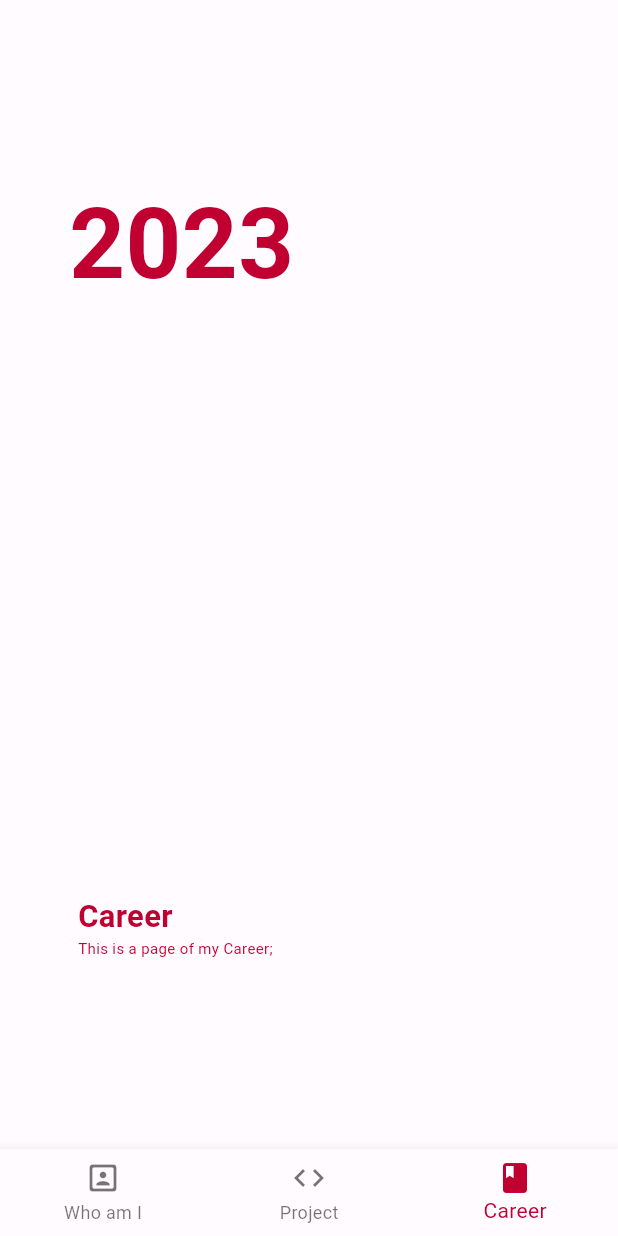
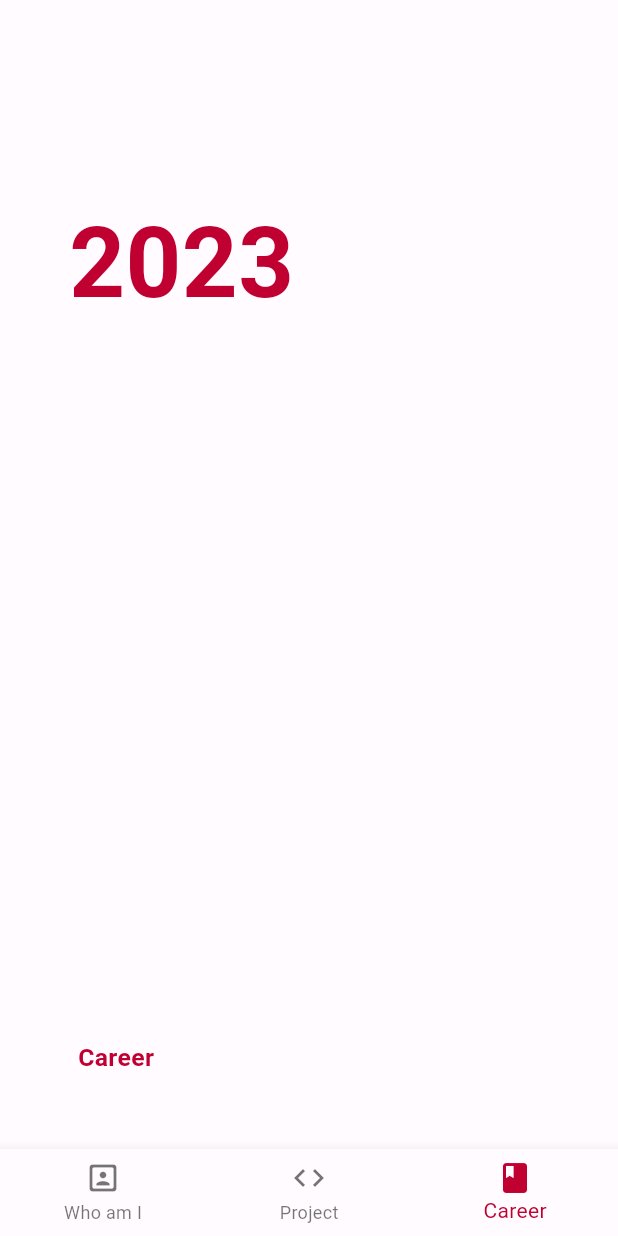
Before and after one commit to dc143cDev/flutter-portfolio-stable, a Flutter app: the screen it shows after launch, item 3 of the bottom bar chosen, on a phone screen of 412 x 824 dp. Run offline on Flutter 3.47's test engine with Material 2 defaults, Android fonts, the phone set to English and light mode, and no system bars; our stand-ins replace get.

Commit message:
프로젝트 커리어 페이지 레이아웃 변경

```diff
--- a/lib/app/modules/home/views/career_view.dart
+++ b/lib/app/modules/home/views/career_view.dart
@@ -46,7 +46,7 @@ class CareerView extends GetView {
                   ),
                 ),
                 Expanded(
-                  flex: 4,
+                  flex: 2,
                   child: Row(
                     mainAxisAlignment: MainAxisAlignment.start,
                     children: [
@@ -56,14 +56,16 @@ class CareerView extends GetView {
                           mainAxisAlignment: MainAxisAlignment.start,
                           crossAxisAlignment: CrossAxisAlignment.start,
                           children: [
-                            Text(
+                            Expanded(
+                              child: Text(
                                 "Career",
                                 style: TextStyle(
                                   color: global.isDarkMode.value == true
                                       ? textDark
                                       : primaryCrimson,
                                   fontWeight: FontWeight.bold,
-                                fontSize: mediaQueryWidth * 0.05,
+                                  fontSize: mediaQueryWidth * 0.04,
+                                ),
                               ),
                             ),
                             Text(
@@ -75,20 +77,6 @@ class CareerView extends GetView {
                                 // fontWeight: FontWeight.bold,
                                 fontSize:
                                 mediaQueryWidth < 900 == true ? 10 : 20,
-                              ),
-                            ),
-                            Expanded(
-                              child: Text(
-                                "",
-                                overflow: TextOverflow.ellipsis,
-                                style: TextStyle(
-                                  color: global.isDarkMode.value == true
-                                      ? textDark
-                                      : primaryCrimson,
-                                  // fontWeight: FontWeight.bold,
-                                  fontSize:
-                                  mediaQueryWidth < 900 == true ? 10 : 20,
-                                ),
                               ),
                             ),
                           ],
```
Also changed, not shown: lib/app/modules/home/views/project_view.dart (+9 -5 lines). Lines whose indentation alone changed are shown as unchanged.
